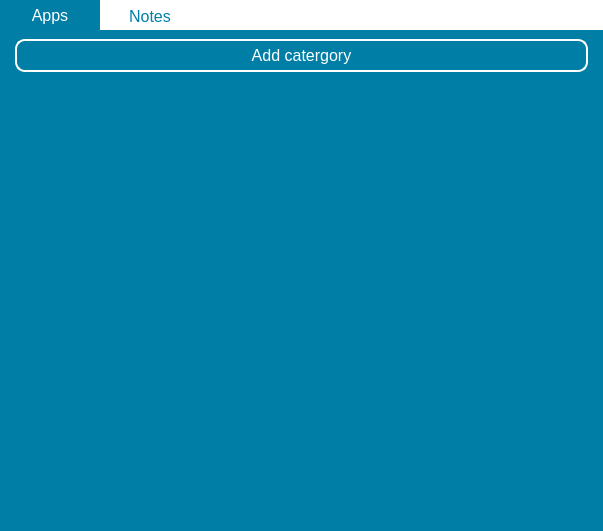
Above: ui files/Runner2-Main.ui from daniel-deru/Runner2 before the change. Below: the same form after it.
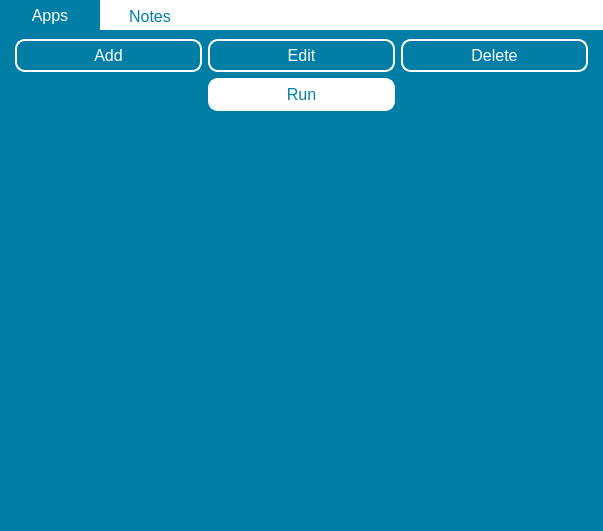
That is the form after the change. The open tabs and pages were chosen to show the change.

Commit message: made changes to db and apps window. added active field in db to track which apps need to run. added extra buttons to apps window to control apps

```diff
--- a/ui files/Runner2-Main.ui
+++ b/ui files/Runner2-Main.ui
@@ -54,7 +54,27 @@
 
  QTabWidget::pane {
 	background-color: #007EA6;
-}</string>
+}
+
+QPushButton {
+	color: white;
+	border: 2px solid white;
+	background-color: transparent;
+	padding: 5px;
+	font-size: 16px;
+	border-radius: 10px;
+}
+
+QPushButton:pressed {
+	color: #007EA6;
+	background-color: white;
+	border-color: #007EA6;
+}
+
+
+
+
+</string>
      </property>
      <property name="currentIndex">
       <number>1</number>
@@ -82,14 +102,28 @@
         <number>0</number>
        </property>
        <item>
-        <layout class="QHBoxLayout" name="add_apps_btn_hlayout">
+        <layout class="QGridLayout" name="gbox_apps_btn_container">
          <property name="leftMargin">
           <number>15</number>
          </property>
          <property name="rightMargin">
           <number>15</number>
          </property>
-         <item>
+         <item row="0" column="2">
+          <widget class="QPushButton" name="apps_btn_delete">
+           <property name="text">
+            <string>Delete</string>
+           </property>
+          </widget>
+         </item>
+         <item row="0" column="1">
+          <widget class="QPushButton" name="apps_btn_edit">
+           <property name="text">
+            <string>Edit</string>
+           </property>
+          </widget>
+         </item>
+         <item row="0" column="0">
           <widget class="QPushButton" name="main_add_category_btn">
            <property name="styleSheet">
             <string notr="true">QPushButton {
@@ -108,7 +142,26 @@
 }</string>
            </property>
            <property name="text">
-            <string>Add catergory</string>
+            <string>Add</string>
+           </property>
+          </widget>
+         </item>
+         <item row="1" column="1">
+          <widget class="QPushButton" name="btn_run">
+           <property name="styleSheet">
+            <string notr="true">#btn_run {
+	background-color: white;
+	color: #007EA6;
+	border: 2px solid white;
+}
+
+#btn_run:pressed {
+	background-color: transparent;
+	color: white;
+}</string>
+           </property>
+           <property name="text">
+            <string>Run</string>
            </property>
           </widget>
          </item>
@@ -122,9 +175,7 @@
          <item>
           <widget class="QScrollArea" name="apps_scroll_area">
            <property name="styleSheet">
-            <string notr="true">QScrollArea {
-	background-color: #007EA6;
-}</string>
+            <string notr="true">background-color: #007ea6;</string>
            </property>
            <property name="frameShape">
             <enum>QFrame::NoFrame</enum>
@@ -137,15 +188,11 @@
              <rect>
               <x>0</x>
               <y>0</y>
-              <width>100</width>
-              <height>30</height>
+              <width>601</width>
+              <height>410</height>
              </rect>
             </property>
-            <property name="styleSheet">
-             <string notr="true">#apps_scroll_area_widget {
-	background-color: #007EA6;
-}</string>
-            </property>
+            <layout class="QVBoxLayout" name="verticalLayout_3"/>
            </widget>
           </widget>
          </item>
```
Left out of the diff: 2 changed lines with no effect on the pictures. The commit also changes 11 other files.
